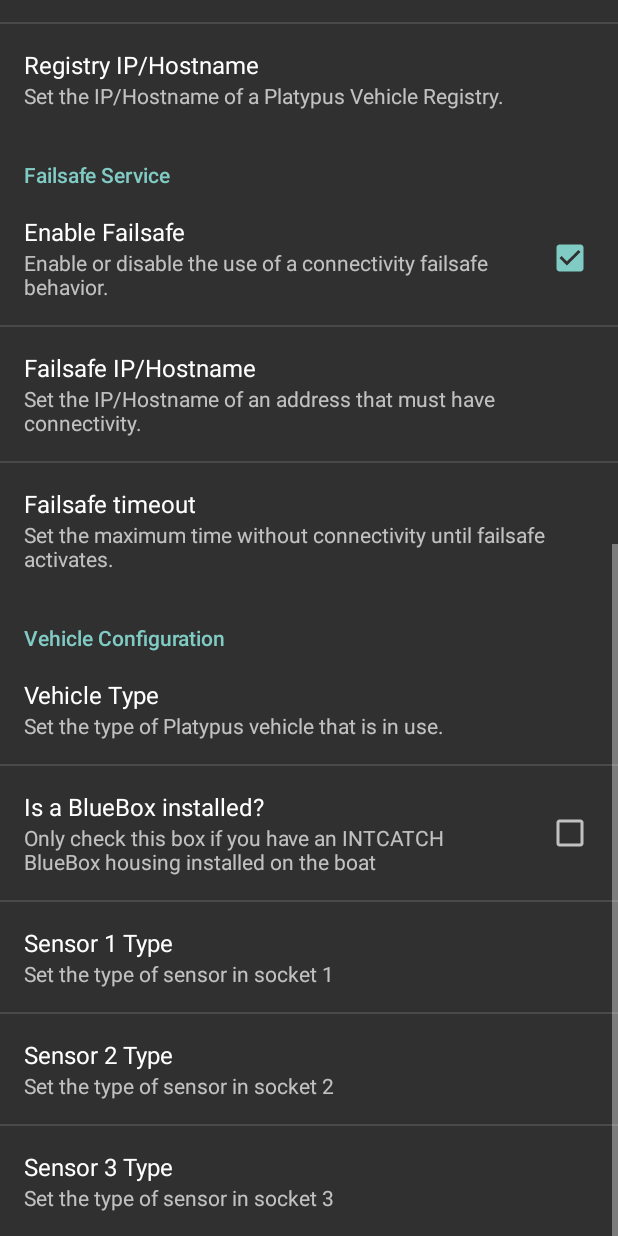
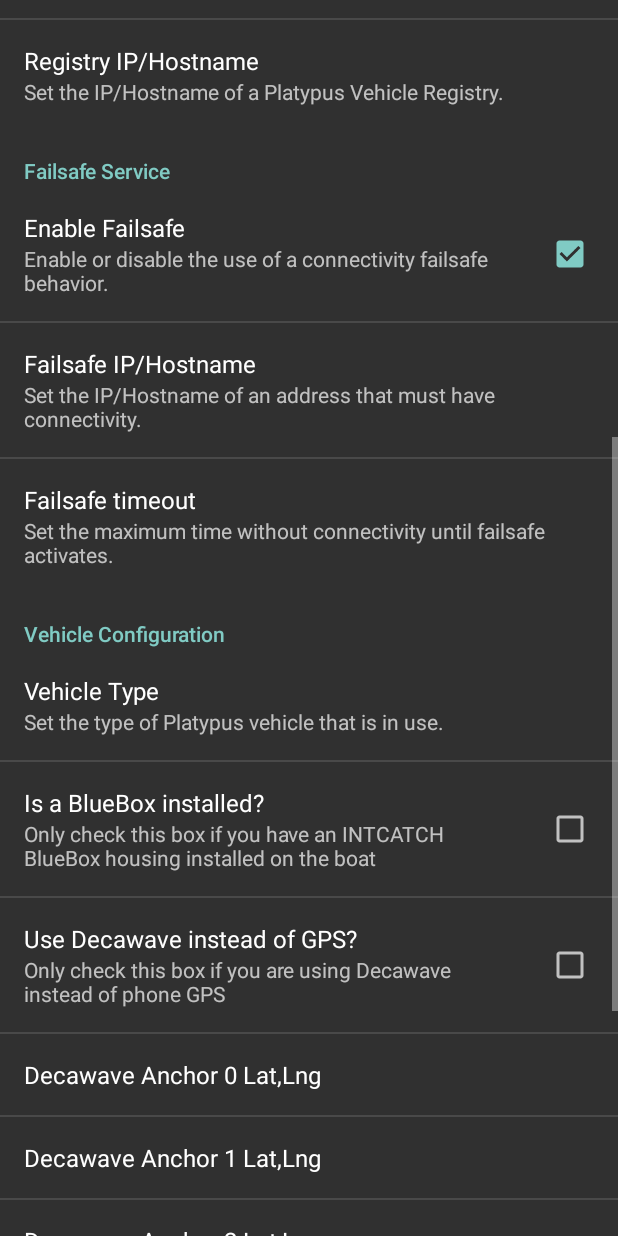
Before and after one commit to platypusllc/server, an Android app: the fragment SettingsFragment shown on its own in the app's theme, scrolled down 576 dp, on a phone screen of 412 x 824 dp. Run offline under Robolectric (Android 15) with nearby library versions, the phone set to English and light mode, and no system bars; our stand-ins replace Firebase (no records; nobody signed in at launch, a user with empty details on screens opened directly); libraries missing offline, so code that uses them is left out: com.google.zxing.integration.

Commit message:
Added Decawave preferences, median filter, trilateration, and fake gps update. Buggy. Needs testing.

```diff
--- a/app/src/main/java/com/platypus/android/server/Controller.java
+++ b/app/src/main/java/com/platypus/android/server/Controller.java
@@ -282,6 +282,7 @@
         // Terminate and convert the buffers to an ASCII string.
         buffer[len] = '\0';
         String line = new String(buffer, 0, len, ASCII);
+        Log.i("decawave", String.format("Received string: %s", line));
 
         // Turn the line into a JSON object and return it.
         // If the line is malformed, wait for the next line.
--- a/app/src/main/java/com/platypus/android/server/VehicleService.java
+++ b/app/src/main/java/com/platypus/android/server/VehicleService.java
@@ -386,6 +386,12 @@
         _vehicleServerImpl = new VehicleServerImpl(this, mLogger, mController);
 		    sp = PreferenceManager.getDefaultSharedPreferences(getApplicationContext());
 
+		    // turn off gps provider if preferences say to use decawave instead
+        if (sp.getBoolean("pref_using_decawave", false))
+        {
+            gps.removeUpdates(locationListener);
+        }
+
         // Start up UDP vehicle service in the background
         startOrUpdateUdpServer();
 
--- a/app/src/main/res/xml/preferences.xml
+++ b/app/src/main/res/xml/preferences.xml
@@ -90,6 +90,31 @@
             android:key="pref_bluebox_installed"
             android:title="Is a BlueBox installed?"
             android:summary="Only check this box if you have an INTCATCH BlueBox housing installed on the boat"/>
+        <CheckBoxPreference
+            android:defaultValue="false"
+            android:key="pref_using_decawave"
+            android:title="Use Decawave instead of GPS?"
+            android:summary="Only check this box if you are using Decawave instead of phone GPS"/>
+        <EditTextPreference
+            android:defaultValue="0.0, 0.0"
+            android:key="pref_decawave_anchor_0_latlng"
+            android:title="Decawave Anchor 0 Lat,Lng"
+            />
+        <EditTextPreference
+            android:defaultValue="0.0, 0.0"
+            android:key="pref_decawave_anchor_1_latlng"
+            android:title="Decawave Anchor 1 Lat,Lng"
+            />
+        <EditTextPreference
+            android:defaultValue="0.0, 0.0"
+            android:key="pref_decawave_anchor_2_latlng"
+            android:title="Decawave Anchor 2 Lat,Lng"
+            />
+        <EditTextPreference
+            android:defaultValue="20"
+            android:key="pref_decawave_anchor_median_filter_length"
+            android:title="size of decawave median filter"
+            />
         <ListPreference
             android:key="pref_sensor_1_type"
             android:title="Sensor 1 Type"
```
Also changed, not shown: app/src/main/java/com/platypus/android/server/Decawave.java (added, +148 -0 lines), app/src/main/java/com/platypus/android/server/VehicleServerImpl.java (+16 -0 lines).
